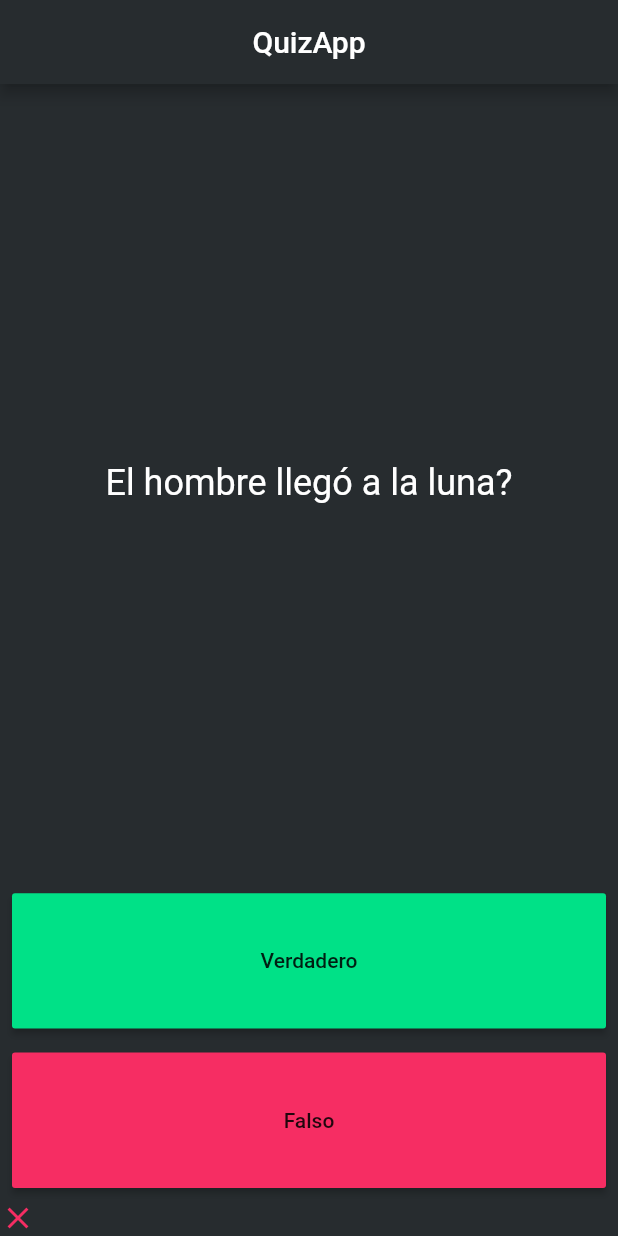
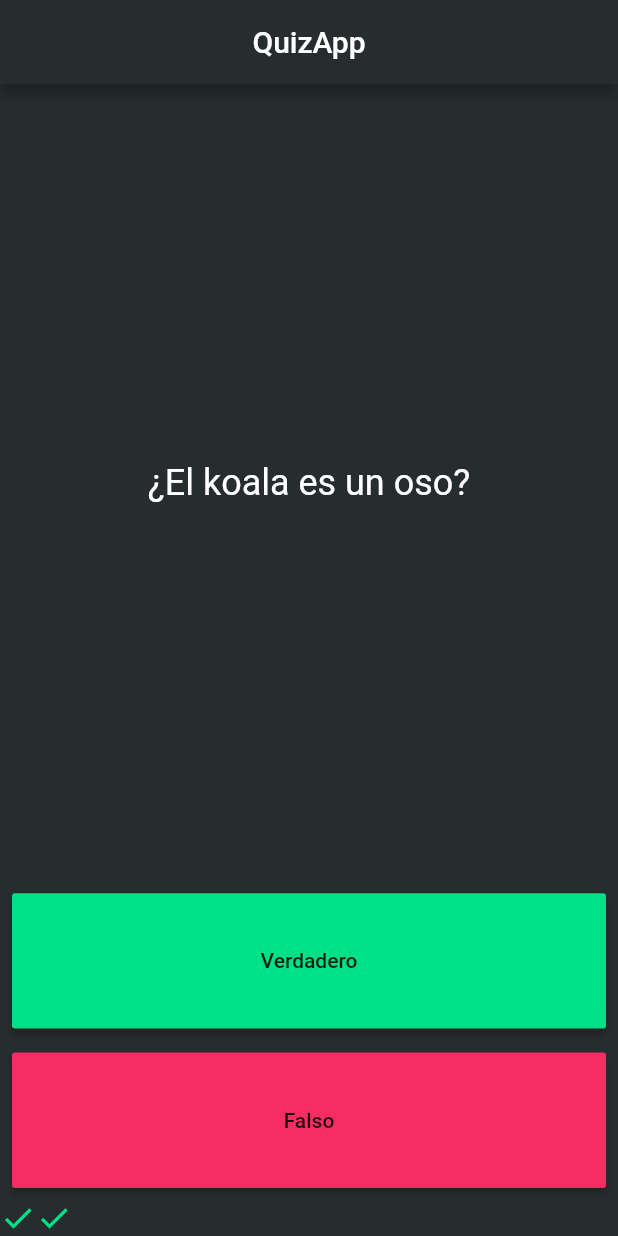
Before and after one commit to cparragatorres/flutter_codigo5_quiz, a Flutter app: the screen it shows after launch, after a tap on "Verdadero", after a tap on "Falso", on a phone screen of 412 x 824 dp. Run offline on Flutter 3.47's test engine with Material 2 defaults, Android fonts, the phone set to English and light mode, and no system bars.

Commit message:
class Queston 2

```diff
--- a/lib/main.dart
+++ b/lib/main.dart
@@ -1,4 +1,5 @@
 import 'package:flutter/material.dart';
+import 'package:flutter_codigo5_quiz/question.dart';
 
 void main() {
   runApp(MyApp());
@@ -16,29 +17,39 @@ class MyApp extends StatelessWidget {
 }
 
 class QuizPage extends StatefulWidget {
-
   @override
   State<QuizPage> createState() => _QuizPageState();
 }
 
 class _QuizPageState extends State<QuizPage> {
-  List<String>questions = [
-    "El hombre llegó a la luna?",
-    "La tierra es plana?",
-    "Desayunaron?",
-  ];
+  // List<String> questions = [
+  //   "El hombre llegó a la luna?",
+  //   "La tierra es plana?",
+  //   "Desayunaron?",
+  // ];
+  //
+  // List<bool> answer = [
+  //   true,
+  //   false,
+  //   true,
+  // ];
 
-  List<bool>answer = [
-    false,
-    false,
-    true,
+  List<Question> questions = [
+    Question(questionText: "¿El hombre llegó a la luna?", questionAnswer: true),
+    Question(questionText: "¿El mar es azul?", questionAnswer: false),
+    Question(questionText: "¿El koala es un oso?", questionAnswer: false),
+    Question(questionText: "¿Las arañas son insectos?", questionAnswer: false),
+    Question(questionText: "¿O3 es oxígeno?", questionAnswer: false),
+    Question(questionText: "¿Todas las palabras agudas llevan tilde?", questionAnswer: false),
+    Question(questionText: "¿Todas las palabras esdrújulas llevan tilde?", questionAnswer: true),
+    Question(questionText: "¿Albert Einstein dijo que la cuarta guerra mundial se lucharía con piedras?", questionAnswer: true),
+    Question(questionText: "¿Instagram es la red social más usada del mundo?", questionAnswer: false),
+    Question(questionText: "¿Las plantas se reproducen?", questionAnswer: true),
   ];
 
   int questionNumber = 0;
 
-  List<Icon> scoreKeeper = [
-
-  ];
+  List<Icon> scoreKeeper = [];
 
   @override
   Widget build(BuildContext context) {
@@ -56,7 +67,7 @@ class _QuizPageState extends State<QuizPage> {
             flex: 5,
             child: Center(
               child: Text(
-                questions[questionNumber],
+                questions[questionNumber].questionText,
                 textAlign: TextAlign.center,
                 style: TextStyle(fontSize: 24.0, color: Colors.white),
               ),
@@ -69,17 +80,24 @@ class _QuizPageState extends State<QuizPage> {
                 color: const Color(0xff00e187),
                 child: const Text("Verdadero"),
                 onPressed: () {
-
-                  bool correctAnswer = answer[questionNumber];
-                  if(correctAnswer == true){
-                    scoreKeeper.add(Icon(Icons.check, color: const Color(0xff00e187),),);
-                  }else {
-                    scoreKeeper.add(Icon(Icons.close, color: const Color(0xfff62d63),),);
+                  bool correctAnswer = questions[questionNumber].questionAnswer;
+                  if (correctAnswer == true) {
+                    scoreKeeper.add(
+                      Icon(
+                        Icons.check,
+                        color: const Color(0xff00e187),
+                      ),
+                    );
+                  } else {
+                    scoreKeeper.add(
+                      Icon(
+                        Icons.close,
+                        color: const Color(0xfff62d63),
+                      ),
+                    );
                   }
-                  setState((){
-
-                  });
-
+                  questionNumber++;
+                  setState(() {});
                 },
               ),
             ),
@@ -90,7 +108,26 @@ class _QuizPageState extends State<QuizPage> {
               child: MaterialButton(
                 color: const Color(0xfff62d63),
                 child: const Text("Falso"),
-                onPressed: () {},
+                onPressed: () {
+                  bool correctAnswer = questions[questionNumber].questionAnswer;
+                  if (correctAnswer == true) {
+                    scoreKeeper.add(
+                      Icon(
+                        Icons.close,
+                        color: const Color(0xfff62d63),
+                      ),
+                    );
+                  } else {
+                    scoreKeeper.add(
+                      Icon(
+                        Icons.check,
+                        color: const Color(0xff00e187),
+                      ),
+                    );
+                  }
+                  questionNumber++;
+                  setState(() {});
+                },
               ),
             ),
           ),
--- /dev/null
+++ b/lib/question.dart
@@ -0,0 +1,9 @@
+class Question {
+  String questionText;
+  bool questionAnswer;
+
+  Question({
+    required this.questionText,
+    required this.questionAnswer,
+  });
+}
```
